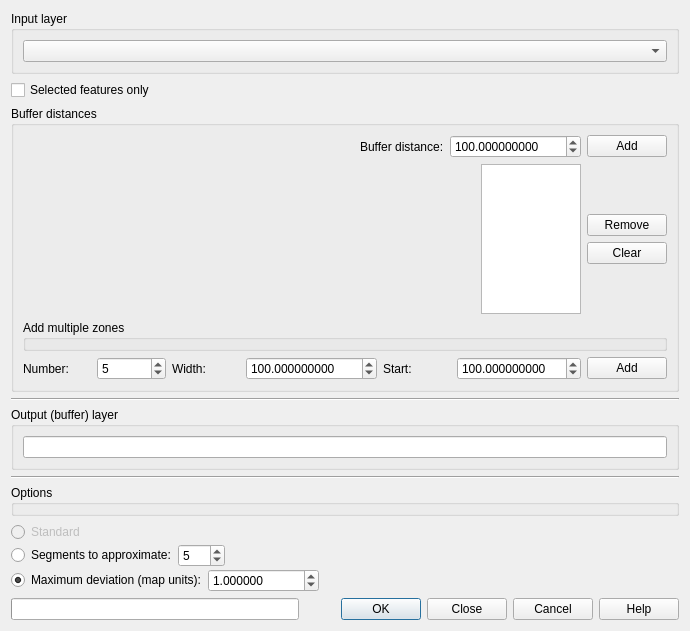
Before: the Qt Designer form ui_multidistancebuffer.ui in havatv/qgismultidistancebufferplugin, drawn with Qt 5.
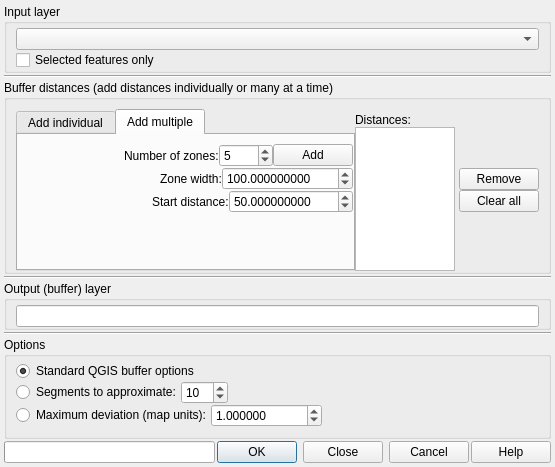
After: the same form once the commit is applied. The open tabs and pages were chosen to show the change.

Patch:
```diff
--- a/ui_multidistancebuffer.ui
+++ b/ui_multidistancebuffer.ui
@@ -6,20 +6,35 @@
    <rect>
     <x>0</x>
     <y>0</y>
-    <width>690</width>
-    <height>631</height>
+    <width>555</width>
+    <height>467</height>
    </rect>
   </property>
   <property name="windowTitle">
    <string>Multi-distance Buffer</string>
   </property>
   <layout class="QVBoxLayout" name="verticalLayout_3">
+   <property name="spacing">
+    <number>2</number>
+   </property>
+   <property name="margin">
+    <number>4</number>
+   </property>
    <item>
     <widget class="QGroupBox" name="groupBox_3">
      <property name="title">
       <string>Input layer</string>
      </property>
-     <layout class="QHBoxLayout" name="horizontalLayout_4">
+     <layout class="QVBoxLayout" name="verticalLayout_8">
+      <property name="spacing">
+       <number>0</number>
+      </property>
+      <property name="topMargin">
+       <number>4</number>
+      </property>
+      <property name="bottomMargin">
+       <number>0</number>
+      </property>
       <item>
        <widget class="QComboBox" name="inputLayer">
         <property name="sizePolicy">
@@ -28,9 +43,9 @@
           <verstretch>0</verstretch>
          </sizepolicy>
         </property>
-       </widget>
-      </item>
-     </layout>
+        <property name="toolTip">
+         <string/>
+        </property>
     </widget>
    </item>
    <item>
@@ -49,22 +64,60 @@
      </property>
     </widget>
    </item>
+     </layout>
+    </widget>
+   </item>
+   <item>
+    <widget class="Line" name="line_3">
+     <property name="orientation">
+      <enum>Qt::Horizontal</enum>
+     </property>
+    </widget>
+   </item>
    <item>
     <widget class="QGroupBox" name="groupBox_2">
      <property name="title">
-      <string>Buffer distances</string>
+      <string>Buffer distances (add distances individually or many at a time)</string>
      </property>
-     <layout class="QVBoxLayout" name="verticalLayout_2">
-      <item>
        <layout class="QHBoxLayout" name="horizontalLayout_3">
+      <property name="spacing">
+       <number>0</number>
+      </property>
+      <property name="topMargin">
+       <number>9</number>
+      </property>
+      <property name="bottomMargin">
+       <number>0</number>
+      </property>
         <item>
-         <spacer name="horizontalSpacer_2">
+       <widget class="QTabWidget" name="tabWidget">
+        <property name="sizePolicy">
+         <sizepolicy hsizetype="Expanding" vsizetype="Expanding">
+          <horstretch>1</horstretch>
+          <verstretch>0</verstretch>
+         </sizepolicy>
+        </property>
+        <property name="currentIndex">
+         <number>0</number>
+        </property>
+        <widget class="QWidget" name="tab_1">
+         <attribute name="title">
+          <string>Add individual</string>
+         </attribute>
+         <layout class="QVBoxLayout" name="verticalLayout">
+          <property name="rightMargin">
+           <number>0</number>
+          </property>
+          <item>
+           <layout class="QHBoxLayout" name="horizontalLayout_8">
+            <item>
+             <spacer name="horizontalSpacer_5">
           <property name="orientation">
            <enum>Qt::Horizontal</enum>
           </property>
           <property name="sizeHint" stdset="0">
            <size>
-            <width>40</width>
+                <width>0</width>
             <height>20</height>
            </size>
           </property>
@@ -73,7 +126,7 @@
         <item>
          <widget class="QLabel" name="label_2">
           <property name="text">
-           <string>Buffer distance:</string>
+               <string>Distance:</string>
           </property>
          </widget>
         </item>
@@ -103,19 +156,224 @@
        </layout>
       </item>
       <item>
+           <spacer name="verticalSpacer_3">
+            <property name="orientation">
+             <enum>Qt::Vertical</enum>
+            </property>
+            <property name="sizeHint" stdset="0">
+             <size>
+              <width>20</width>
+              <height>40</height>
+             </size>
+            </property>
+           </spacer>
+          </item>
+         </layout>
+        </widget>
+        <widget class="QWidget" name="tab_2">
+         <attribute name="title">
+          <string>Add multiple</string>
+         </attribute>
+         <layout class="QVBoxLayout" name="verticalLayout_2">
+          <property name="spacing">
+           <number>0</number>
+          </property>
+          <property name="rightMargin">
+           <number>0</number>
+          </property>
+          <property name="bottomMargin">
+           <number>0</number>
+          </property>
+          <item>
        <layout class="QHBoxLayout" name="horizontalLayout_5">
         <item>
+             <layout class="QVBoxLayout" name="verticalLayout_9">
+              <item>
+               <layout class="QHBoxLayout" name="horizontalLayout_9">
+                <item>
          <spacer name="horizontalSpacer">
           <property name="orientation">
            <enum>Qt::Horizontal</enum>
           </property>
           <property name="sizeHint" stdset="0">
            <size>
-            <width>40</width>
+                    <width>0</width>
             <height>20</height>
            </size>
           </property>
          </spacer>
+                </item>
+                <item>
+                 <widget class="QLabel" name="label">
+                  <property name="text">
+                   <string>Number of zones:</string>
+                  </property>
+                  <property name="wordWrap">
+                   <bool>true</bool>
+                  </property>
+                 </widget>
+                </item>
+                <item>
+                 <widget class="QSpinBox" name="ringsSB">
+                  <property name="toolTip">
+                   <string>Number of zones to add (including the start distance zone)</string>
+                  </property>
+                  <property name="minimum">
+                   <number>1</number>
+                  </property>
+                  <property name="maximum">
+                   <number>9999</number>
+                  </property>
+                  <property name="value">
+                   <number>5</number>
+                  </property>
+                 </widget>
+                </item>
+                <item>
+                 <widget class="QPushButton" name="addringsButton">
+                  <property name="toolTip">
+                   <string>Add the zones</string>
+                  </property>
+                  <property name="text">
+                   <string>Add</string>
+                  </property>
+                 </widget>
+                </item>
+               </layout>
+              </item>
+              <item>
+               <layout class="QHBoxLayout" name="horizontalLayout_10">
+                <item>
+                 <spacer name="horizontalSpacer_2">
+                  <property name="orientation">
+                   <enum>Qt::Horizontal</enum>
+                  </property>
+                  <property name="sizeHint" stdset="0">
+                   <size>
+                    <width>0</width>
+                    <height>20</height>
+                   </size>
+                  </property>
+                 </spacer>
+                </item>
+                <item>
+                 <widget class="QLabel" name="label_3">
+                  <property name="sizePolicy">
+                   <sizepolicy hsizetype="Preferred" vsizetype="Preferred">
+                    <horstretch>0</horstretch>
+                    <verstretch>0</verstretch>
+                   </sizepolicy>
+                  </property>
+                  <property name="text">
+                   <string>Zone width:</string>
+                  </property>
+                  <property name="wordWrap">
+                   <bool>true</bool>
+                  </property>
+                 </widget>
+                </item>
+                <item>
+                 <widget class="QDoubleSpinBox" name="widthsSB">
+                  <property name="toolTip">
+                   <string>The width of each zone</string>
+                  </property>
+                  <property name="decimals">
+                   <number>9</number>
+                  </property>
+                  <property name="minimum">
+                   <double>0.000001000000000</double>
+                  </property>
+                  <property name="maximum">
+                   <double>999999999.000000000000000</double>
+                  </property>
+                  <property name="value">
+                   <double>100.000000000000000</double>
+                  </property>
+                 </widget>
+                </item>
+               </layout>
+              </item>
+              <item>
+               <layout class="QHBoxLayout" name="horizontalLayout_11">
+                <item>
+                 <spacer name="horizontalSpacer_6">
+                  <property name="orientation">
+                   <enum>Qt::Horizontal</enum>
+                  </property>
+                  <property name="sizeHint" stdset="0">
+                   <size>
+                    <width>0</width>
+                    <height>20</height>
+                   </size>
+                  </property>
+                 </spacer>
+                </item>
+                <item>
+                 <widget class="QLabel" name="label_4">
+                  <property name="sizePolicy">
+                   <sizepolicy hsizetype="Preferred" vsizetype="Preferred">
+                    <horstretch>0</horstretch>
+                    <verstretch>0</verstretch>
+                   </sizepolicy>
+                  </property>
+                  <property name="text">
+                   <string>Start distance:</string>
+                  </property>
+                  <property name="wordWrap">
+                   <bool>true</bool>
+                  </property>
+                 </widget>
+                </item>
+                <item>
+                 <widget class="QDoubleSpinBox" name="startSB">
+                  <property name="toolTip">
+                   <string>The start value (innermost buffer distance)</string>
+                  </property>
+                  <property name="decimals">
+                   <number>9</number>
+                  </property>
+                  <property name="maximum">
+                   <double>99999.000000000000000</double>
+                  </property>
+                  <property name="value">
+                   <double>50.000000000000000</double>
+                  </property>
+                 </widget>
+                </item>
+               </layout>
+              </item>
+             </layout>
+            </item>
+           </layout>
+          </item>
+          <item>
+           <spacer name="verticalSpacer_4">
+            <property name="orientation">
+             <enum>Qt::Vertical</enum>
+            </property>
+            <property name="sizeHint" stdset="0">
+             <size>
+              <width>20</width>
+              <height>40</height>
+             </size>
+            </property>
+           </spacer>
+          </item>
+         </layout>
+        </widget>
+       </widget>
+      </item>
+      <item>
+       <layout class="QVBoxLayout" name="verticalLayout_7">
+        <property name="topMargin">
+         <number>4</number>
+        </property>
+        <item>
+         <widget class="QLabel" name="label_5">
+          <property name="text">
+           <string>Distances:</string>
+          </property>
+         </widget>
         </item>
         <item>
          <widget class="QListView" name="bufferList">
@@ -148,8 +406,13 @@
           </property>
          </widget>
         </item>
+       </layout>
+      </item>
         <item>
          <layout class="QVBoxLayout" name="verticalLayout_5">
+        <property name="leftMargin">
+         <number>4</number>
+        </property>
           <item>
            <spacer name="verticalSpacer">
             <property name="orientation">
@@ -179,7 +442,7 @@
              <string>Remove all entries</string>
             </property>
             <property name="text">
-             <string>Clear</string>
+           <string>Clear all</string>
             </property>
            </widget>
           </item>
@@ -199,101 +462,6 @@
          </layout>
         </item>
        </layout>
-      </item>
-      <item>
-       <widget class="QGroupBox" name="groupBox_5">
-        <property name="title">
-         <string>Add multiple zones</string>
-        </property>
-       </widget>
-      </item>
-      <item>
-       <layout class="QHBoxLayout" name="horizontalLayout_11">
-        <item>
-         <widget class="QLabel" name="label">
-          <property name="text">
-           <string>Number:</string>
-          </property>
-         </widget>
-        </item>
-        <item>
-         <widget class="QSpinBox" name="ringsSB">
-          <property name="toolTip">
-           <string>Number of zones to add</string>
-          </property>
-          <property name="minimum">
-           <number>1</number>
-          </property>
-          <property name="maximum">
-           <number>9999</number>
-          </property>
-          <property name="value">
-           <number>5</number>
-          </property>
-         </widget>
-        </item>
-        <item>
-         <widget class="QLabel" name="label_3">
-          <property name="text">
-           <string>Width:</string>
-          </property>
-         </widget>
-        </item>
-        <item>
-         <widget class="QDoubleSpinBox" name="widthsSB">
-          <property name="toolTip">
-           <string>The width of each zone</string>
-          </property>
-          <property name="decimals">
-           <number>9</number>
-          </property>
-          <property name="minimum">
-           <double>0.000001000000000</double>
-          </property>
-          <property name="maximum">
-           <double>999999999.000000000000000</double>
-          </property>
-          <property name="value">
-           <double>100.000000000000000</double>
-          </property>
-         </widget>
-        </item>
-        <item>
-         <widget class="QLabel" name="label_4">
-          <property name="text">
-           <string>Start:</string>
-          </property>
-         </widget>
-        </item>
-        <item>
-         <widget class="QDoubleSpinBox" name="startSB">
-          <property name="toolTip">
-           <string>The start value (innermost buffer distance)</string>
-          </property>
-          <property name="decimals">
-           <number>9</number>
-          </property>
-          <property name="maximum">
-           <double>99999.000000000000000</double>
-          </property>
-          <property name="value">
-           <double>100.000000000000000</double>
-          </property>
-         </widget>
-        </item>
-        <item>
-         <widget class="QPushButton" name="addringsButton">
-          <property name="toolTip">
-           <string>Add the zones</string>
-          </property>
-          <property name="text">
-           <string>Add</string>
-          </property>
-         </widget>
-        </item>
-       </layout>
-      </item>
-     </layout>
     </widget>
    </item>
    <item>
@@ -309,6 +477,12 @@
       <string>Output (buffer) layer</string>
      </property>
      <layout class="QHBoxLayout" name="horizontalLayout_2">
+      <property name="topMargin">
+       <number>4</number>
+      </property>
+      <property name="bottomMargin">
+       <number>0</number>
+      </property>
       <item>
        <widget class="QLineEdit" name="outputLayerName">
         <property name="toolTip">
@@ -327,26 +501,19 @@
     </widget>
    </item>
    <item>
-    <layout class="QVBoxLayout" name="verticalLayout">
-     <item>
       <widget class="QGroupBox" name="groupBox_4">
        <property name="title">
         <string>Options</string>
        </property>
-      </widget>
-     </item>
-     <item>
-      <layout class="QVBoxLayout" name="verticalLayout_4">
+     <layout class="QVBoxLayout" name="verticalLayout_10">
        <property name="spacing">
-        <number>2</number>
-       </property>
-       <item>
-        <layout class="QHBoxLayout" name="horizontalLayout_8">
+       <number>0</number>
+      </property>
+      <property name="topMargin">
+       <number>4</number>
+      </property>
          <item>
           <widget class="QRadioButton" name="standardRB">
-           <property name="enabled">
-            <bool>false</bool>
-           </property>
            <property name="toolTip">
             <string>Standard means 5 segments per quarter circle and dataset buffering</string>
            </property>
@@ -354,20 +521,15 @@
             <string>Not available in QGIS 3 yet</string>
            </property>
            <property name="text">
-            <string>Standard</string>
-           </property>
-           <property name="checkable">
-            <bool>true</bool>
+         <string>Standard QGIS buffer options</string>
            </property>
            <property name="checked">
-            <bool>false</bool>
+         <bool>true</bool>
            </property>
            <attribute name="buttonGroup">
             <string notr="true">optionButtonGroup</string>
            </attribute>
           </widget>
-         </item>
-        </layout>
        </item>
        <item>
         <layout class="QHBoxLayout" name="horizontalLayout_7">
@@ -396,7 +558,7 @@
             <number>999</number>
            </property>
            <property name="value">
-            <number>5</number>
+           <number>10</number>
            </property>
           </widget>
          </item>
@@ -425,9 +587,6 @@
            <property name="text">
             <string>Maximum deviation (map units):</string>
            </property>
-           <property name="checked">
-            <bool>true</bool>
-           </property>
            <attribute name="buttonGroup">
             <string notr="true">optionButtonGroup</string>
            </attribute>
@@ -468,8 +627,7 @@
         </layout>
        </item>
       </layout>
-     </item>
-    </layout>
+    </widget>
    </item>
    <item>
     <layout class="QHBoxLayout" name="horizontalLayout">
```
Left out of the diff: 17 changed lines with no effect on the pictures. Lines whose indentation alone changed are shown as unchanged.
